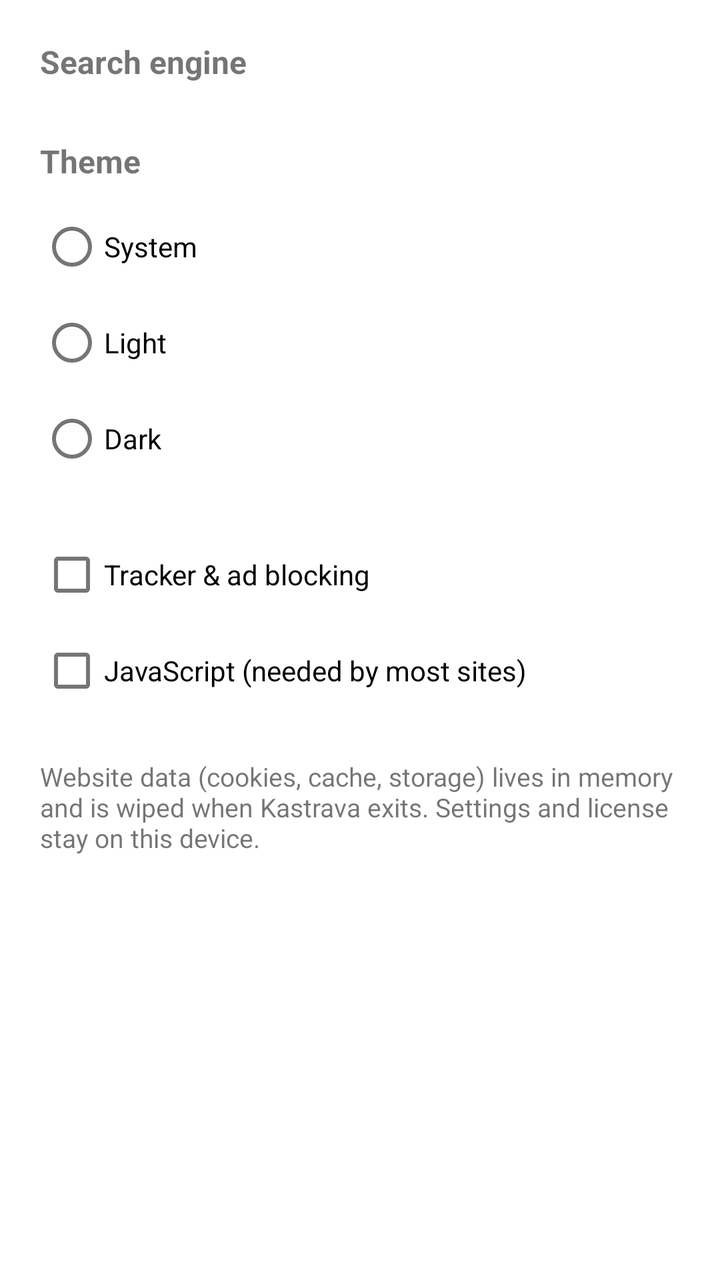
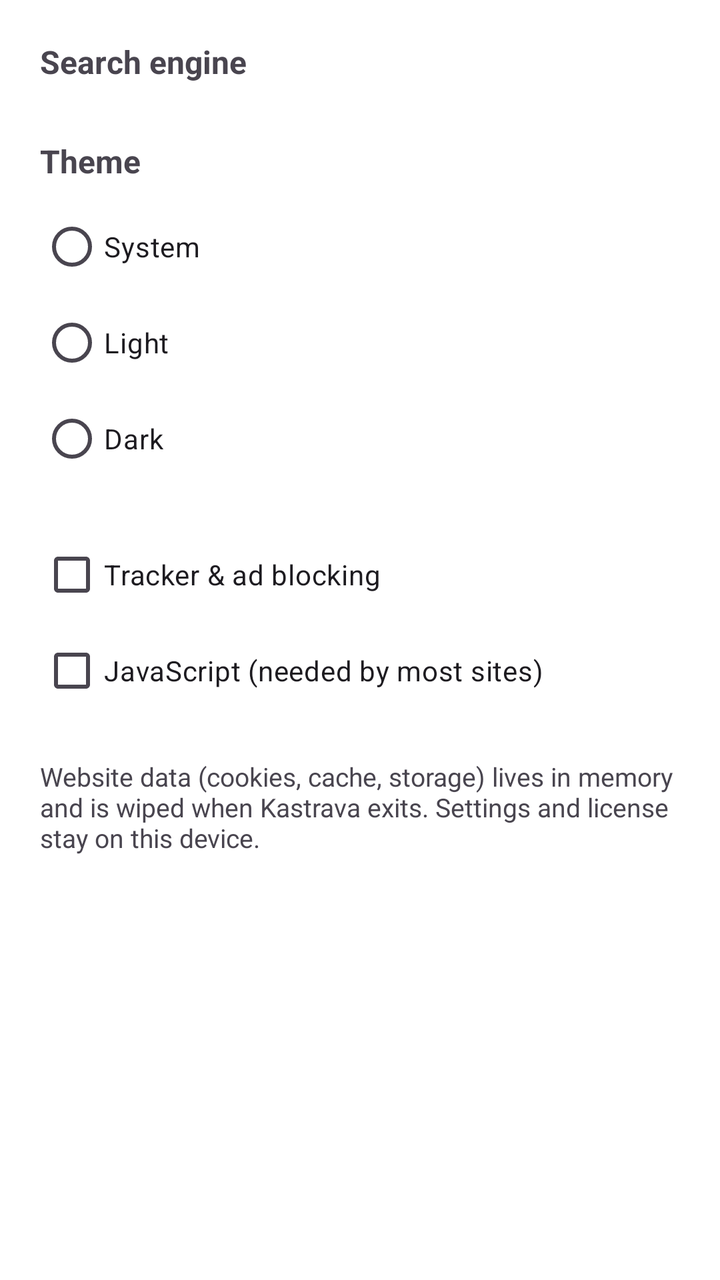

Compare the two renders of this Android layout. The source of the first and the diff that turns it into the second are given below.
<!-- AndroidManifest.xml: application theme Theme.Kastrava -->
<!-- res/layout/activity_settings.xml -->
<?xml version="1.0" encoding="utf-8"?>
<ScrollView xmlns:android="http://schemas.android.com/apk/res/android"
    android:layout_width="match_parent"
    android:layout_height="match_parent"
    android:padding="20dp">

    <LinearLayout
        android:orientation="vertical"
        android:layout_width="match_parent"
        android:layout_height="wrap_content">

        <TextView
            android:layout_width="wrap_content"
            android:layout_height="wrap_content"
            android:text="Search engine"
            android:textStyle="bold"
            android:textSize="16sp" />

        <RadioGroup
            android:id="@+id/engineGroup"
            android:layout_width="match_parent"
            android:layout_height="wrap_content"
            android:layout_marginTop="8dp" />

        <TextView
            android:layout_width="wrap_content"
            android:layout_height="wrap_content"
            android:layout_marginTop="20dp"
            android:text="Theme"
            android:textStyle="bold"
            android:textSize="16sp" />

        <RadioGroup
            android:id="@+id/themeGroup"
            android:layout_width="match_parent"
            android:layout_height="wrap_content"
            android:layout_marginTop="8dp">
            <RadioButton android:id="@+id/themeSystem" android:layout_width="wrap_content" android:layout_height="wrap_content" android:text="System" />
            <RadioButton android:id="@+id/themeLight" android:layout_width="wrap_content" android:layout_height="wrap_content" android:text="Light" />
            <RadioButton android:id="@+id/themeDark" android:layout_width="wrap_content" android:layout_height="wrap_content" android:text="Dark" />
        </RadioGroup>

        <CheckBox
            android:id="@+id/cbBlockers"
            android:layout_width="wrap_content"
            android:layout_height="wrap_content"
            android:layout_marginTop="20dp"
            android:text="Tracker &amp; ad blocking" />

        <CheckBox
            android:id="@+id/cbJs"
            android:layout_width="wrap_content"
            android:layout_height="wrap_content"
            android:text="JavaScript (needed by most sites)" />

        <TextView
            android:layout_width="wrap_content"
            android:layout_height="wrap_content"
            android:layout_marginTop="20dp"
            android:text="Website data (cookies, cache, storage) lives in memory and is wiped when Kastrava exits. Settings and license stay on this device."
            android:textSize="13sp" />
    </LinearLayout>
</ScrollView>
<!-- resources referenced by this layout -->
<resources>
  <style name="Theme.Kastrava" parent="Theme.MaterialComponents.DayNight.DarkActionBar">
          <item name="colorPrimary">@color/kas_blue</item>
          <item name="colorPrimaryVariant">@color/kas_blue</item>
          <item name="colorOnPrimary">@android:color/white</item>
      </style>
  <color name="kas_blue">#0288D1</color>
</resources>

<!-- the commit's change to res/layout/activity_settings.xml (unified diff, before → after) -->
@@ -2,6 +2,7 @@
 <ScrollView xmlns:android="http://schemas.android.com/apk/res/android"
     android:layout_width="match_parent"
     android:layout_height="match_parent"
+    android:background="@color/chrome_bg"
     android:padding="20dp">
 
     <LinearLayout
<!-- resource entries referenced after the edit -->
@@ -1,9 +1,12 @@
 <!-- resources referenced by this layout -->
 <resources>
-  <style name="Theme.Kastrava" parent="Theme.MaterialComponents.DayNight.DarkActionBar">
+  <color name="chrome_bg">#FFFFFF</color>
+  <style name="Theme.Kastrava" parent="Theme.Material3.DayNight.NoActionBar">
           <item name="colorPrimary">@color/kas_blue</item>
-          <item name="colorPrimaryVariant">@color/kas_blue</item>
           <item name="colorOnPrimary">@android:color/white</item>
+          <item name="colorSecondary">@color/kas_blue</item>
+          <item name="android:statusBarColor">@color/chrome_bg</item>
+          <item name="android:navigationBarColor">@color/chrome_bg</item>
       </style>
   <color name="kas_blue">#0288D1</color>
 </resources>
